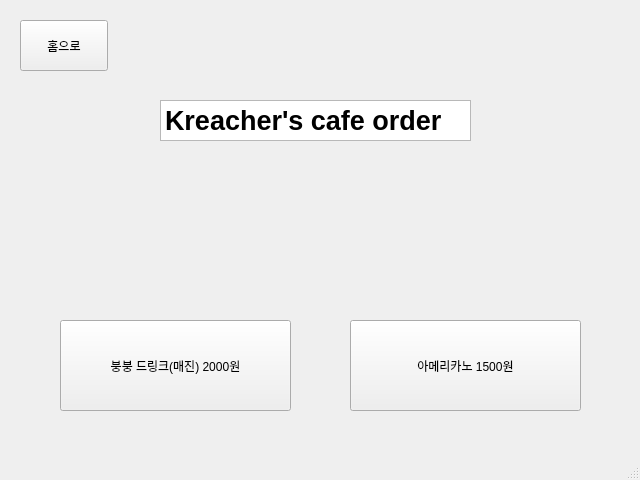
First picture: the form in javis_ros2/src/gui_kreacher/gui/order.ui, repository addinedu-roscamp-7th/roscamp-repo-2, before the edit.
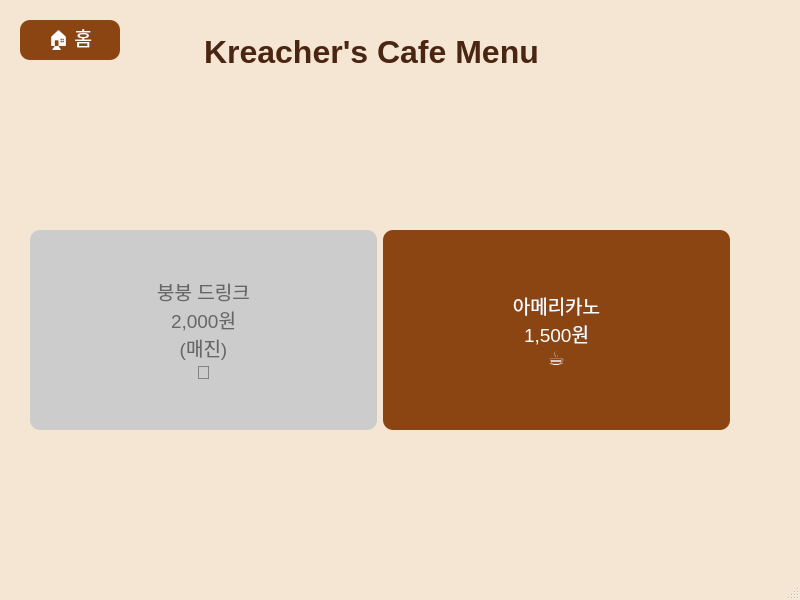
Second picture: the form after the edit.

Diff of the .ui file:
```diff
--- a/javis_ros2/src/gui_kreacher/gui/order.ui
+++ b/javis_ros2/src/gui_kreacher/gui/order.ui
@@ -6,21 +6,121 @@
    <rect>
     <x>0</x>
     <y>0</y>
-    <width>640</width>
-    <height>480</height>
+    <width>800</width>
+    <height>600</height>
    </rect>
   </property>
   <property name="windowTitle">
-   <string>MainWindow</string>
+   <string>Kreacher's Cafe - Order</string>
+  </property>
+  <property name="styleSheet">
+   <string>QMainWindow {
+    background-color: #F5E6D3;
+   }
+   QPushButton {
+    background-color: #8B4513;
+    color: white;
+    border-radius: 10px;
+    font-size: 14pt;
+    padding: 5px;
+   }
+   QPushButton:hover {
+    background-color: #A0522D;
+   }
+   QPushButton:disabled {
+    background-color: #CCCCCC;
+    color: #666666;
+   }
+   QTextEdit {
+    background: transparent;
+    border: none;
+   }
+   QTabWidget::pane {
+    border: none;
+    background: transparent;
+   }
+   QTabWidget::tab-bar {
+    alignment: center;
+   }
+   QTabBar::tab {
+    background: #D2B48C;
+    color: #4A2511;
+    padding: 10px 20px;
+    margin: 2px;
+    border-radius: 5px;
+   }
+   QTabBar::tab:selected {
+    background: #8B4513;
+    color: white;
+   }</string>
   </property>
   <widget class="QWidget" name="centralwidget">
-   <widget class="QTextEdit" name="textEdit">
+   <widget class="QWidget" name="menuWidget">
     <property name="geometry">
      <rect>
-      <x>160</x>
-      <y>100</y>
-      <width>311</width>
-      <height>41</height>
+      <x>30</x>
+      <y>130</y>
+      <width>700</width>
+      <height>400</height>
+     </rect>
+    </property>
+    <layout class="QHBoxLayout" name="menuLayout">
+     <item>
+      <widget class="QPushButton" name="bungbungBtn">
+       <property name="enabled">
+        <bool>false</bool>
+       </property>
+       <property name="minimumSize">
+        <size>
+         <width>300</width>
+         <height>200</height>
+        </size>
+       </property>
+       <property name="text">
+        <string>붕붕 드링크
+2,000원
+(매진)
+🍹</string>
+       </property>
+      </widget>
+     </item>
+     <item>
+      <widget class="QPushButton" name="americanoBtn">
+       <property name="minimumSize">
+        <size>
+         <width>300</width>
+         <height>200</height>
+        </size>
+       </property>
+       <property name="text">
+        <string>아메리카노
+1,500원
+☕</string>
+       </property>
+      </widget>
+     </item>
+    </layout>
+   </widget>
+   <widget class="QPushButton" name="homeButton">
+    <property name="geometry">
+     <rect>
+      <x>20</x>
+      <y>20</y>
+      <width>100</width>
+      <height>40</height>
+     </rect>
+    </property>
+    <property name="text">
+     <string>🏠 홈</string>
+    </property>
+   </widget>
+   <widget class="QTextEdit" name="textEdit_2">
+    <property name="geometry">
+     <rect>
+      <x>200</x>
+      <y>30</y>
+      <width>361</width>
+      <height>70</height>
      </rect>
     </property>
     <property name="html">
@@ -28,46 +128,7 @@
 &lt;html&gt;&lt;head&gt;&lt;meta name=&quot;qrichtext&quot; content=&quot;1&quot; /&gt;&lt;style type=&quot;text/css&quot;&gt;
 p, li { white-space: pre-wrap; }
 &lt;/style&gt;&lt;/head&gt;&lt;body style=&quot; font-family:'Ubuntu Sans'; font-size:11pt; font-weight:400; font-style:normal;&quot;&gt;
-&lt;p style=&quot; margin-top:0px; margin-bottom:0px; margin-left:0px; margin-right:0px; -qt-block-indent:0; text-indent:0px;&quot;&gt;&lt;span style=&quot; font-size:20pt; font-weight:600;&quot;&gt;Kreacher's cafe order&lt;/span&gt;&lt;/p&gt;&lt;/body&gt;&lt;/html&gt;</string>
-    </property>
-   </widget>
-   <widget class="QPushButton" name="pushButton">
-    <property name="geometry">
-     <rect>
-      <x>60</x>
-      <y>320</y>
-      <width>231</width>
-      <height>91</height>
-     </rect>
-    </property>
-    <property name="text">
-     <string>붕붕 드링크(매진) 2000원</string>
-    </property>
-   </widget>
-   <widget class="QPushButton" name="pushButton_2">
-    <property name="geometry">
-     <rect>
-      <x>350</x>
-      <y>320</y>
-      <width>231</width>
-      <height>91</height>
-     </rect>
-    </property>
-    <property name="text">
-     <string>아메리카노 1500원</string>
-    </property>
-   </widget>
-   <widget class="QPushButton" name="pushButton_3">
-    <property name="geometry">
-     <rect>
-      <x>20</x>
-      <y>20</y>
-      <width>88</width>
-      <height>51</height>
-     </rect>
-    </property>
-    <property name="text">
-     <string>홈으로</string>
+&lt;p style=&quot; margin-top:0px; margin-bottom:0px; margin-left:0px; margin-right:0px; -qt-block-indent:0; text-indent:0px;&quot;&gt;&lt;span style=&quot; font-family:'Helvetica'; font-size:24pt; font-weight:600; color:#4a2511;&quot;&gt;Kreacher's Cafe Menu&lt;/span&gt;&lt;/p&gt;&lt;/body&gt;&lt;/html&gt;</string>
     </property>
    </widget>
   </widget>
```
Left out of the diff: 2 changed lines with no effect on the pictures.
